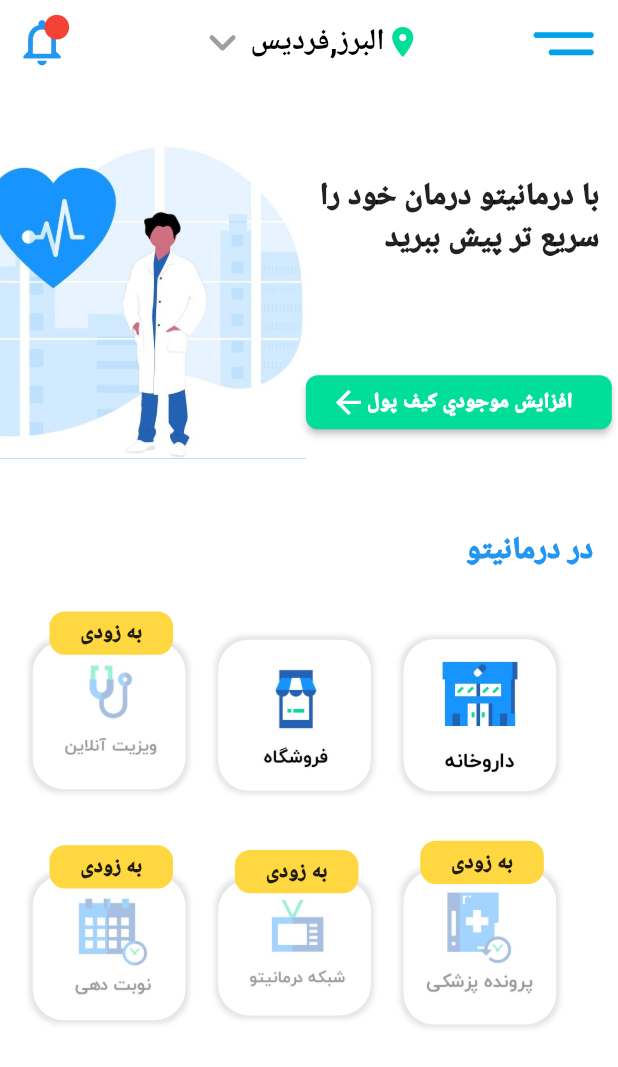
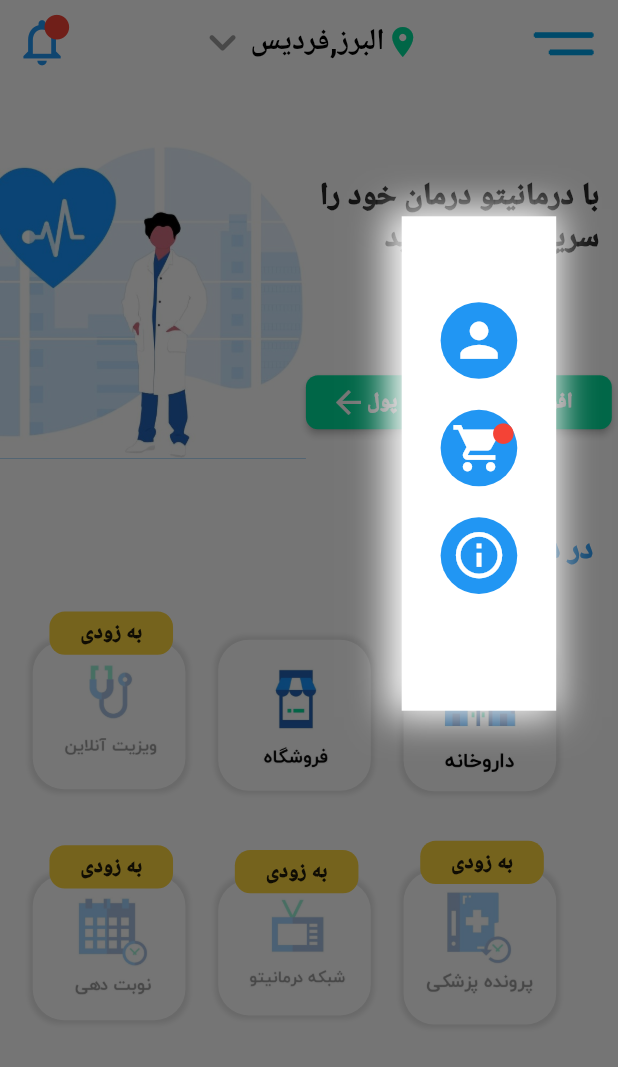
Before and after one commit to mrroz/darmanito_flutter, a Flutter app: the screen it shows after launch, with the side drawer open (before the commit the screen has no drawer), on a phone screen of 412 x 824 dp. Shown: the top 1067 px of the screen. Run offline on Flutter 3.47's test engine with Material 2 defaults, Android fonts, the phone set to English and light mode, and no system bars.

Commit message:
finished order page and drawer 1 page other

```diff
--- /dev/null
+++ b/lib/drawer.dart
@@ -0,0 +1,88 @@
+import 'package:darmanito/factor.dart';
+import 'package:darmanito/main.dart';
+import 'package:flutter/material.dart';
+
+class MyDrawer extends StatefulWidget {
+  @override
+  _MyDrawerState createState() => _MyDrawerState();
+}
+
+class _MyDrawerState extends State<MyDrawer> {
+
+  Color drawercolor=Colors.white;
+  Color greenColor =Color(0xff01de9a);
+  Color lightBackground = Color(0xff7c959c);
+
+
+  @override
+  Widget build(BuildContext context) {
+
+    var wi = MediaQuery.of(context).size.width;
+    var he = MediaQuery.of(context).size.height;
+
+    return _myDrawer(wi, he);
+  }
+
+
+
+
+
+  Widget _myDrawer(var wi, var he){
+
+    return Container(
+      margin: EdgeInsets.only(right: wi*.1 , bottom:wi*.5 ),
+      width: wi*.25,
+      height: wi*.8,
+      decoration: BoxDecoration(
+          color: drawercolor,
+          boxShadow: [BoxShadow(color: drawercolor,blurRadius: 20,spreadRadius: 5,offset: Offset(-4, 0))]
+      ),
+      child: Column(
+        mainAxisAlignment: MainAxisAlignment.center,
+        children: [
+          _drawerItem(wi,Icons.person,1 ,Container()),
+          _drawerItem(wi,Icons.shopping_cart,2,Icon(Icons.brightness_1,size: wi*.04,color: Colors.red,) ),
+          _drawerItem(wi,Icons.info_outline,3 ,Container()),
+        ],
+      ),
+    )
+    ;
+//morteza roozbehi @mr_roz
+  }
+
+
+
+  Widget _drawerItem(wi,IconData icon,var id,Widget icon2){
+
+    return   GestureDetector(
+      onTap: () { ///todo/////////////
+        //Future.delayed(Duration(seconds: 4)).then((value) => Navigator.of(context).pop());
+        if(id==2){
+          Navigator.pop(context);
+          Navigator.of(context).push(PageRouteBuilder(
+            pageBuilder: (_,__,___)=>Sefaresh1(),transitionDuration: Duration(seconds: 0),));
+        }
+        // if(id==1){
+        //   Navigator.pop(context);
+        //   Navigator.of(context).push(MaterialPageRoute(builder:(context)=>Profile()))
+        // }
+        // if(id==3){
+        //   Navigator.pop(context);
+        //   Navigator.of(context).push(MaterialPageRoute(builder:(context)=>Profile()))
+        // }
+      },
+      child: Container(
+        margin: EdgeInsets.only(bottom: wi*.05),
+        padding:   EdgeInsets.all(wi*.017),
+        decoration: BoxDecoration(shape: BoxShape.circle,color: Colors.blue,),
+        child: Stack(children: [
+          Align(alignment: Alignment.center,child: Icon(icon,size: wi*.09,color: Colors.white,),),
+          Positioned(
+              right: 20,
+              bottom: 20,
+              child: Align(alignment: Alignment.topRight,child: icon2,)),
+
+        ],),),
+    );
+  }
+}
--- a/lib/main.dart
+++ b/lib/main.dart
@@ -2,6 +2,8 @@
 import 'dart:ui';
 
 import 'package:darmanito/alert.dart';
+import 'package:darmanito/appbar.dart';
+import 'package:darmanito/drawer.dart';
 import 'package:flutter/material.dart';
 
 
@@ -41,17 +43,20 @@ Color greenColor =Color(0xff01de9a);
                           /////////////// main
     return Scaffold(
       backgroundColor: Colors.white,
-      appBar: _myAppbar(wi),
-      body: ListView(
-        children: [
+      appBar: _myAppbar(wi,context),
+      endDrawer: MyDrawer(),
+      body: SafeArea(
+        child: ListView(
+          children: [
 
-          _topImageTitle(wi),
-          _bottomMenu(wi)
+            _topImageTitle(wi),
+            _bottomMenu(wi)
 
 
 
 
-        ],
+          ],
+        ),
       )
     );
   }
@@ -64,14 +69,18 @@ Color greenColor =Color(0xff01de9a);
 
 
   //Appbar
-  Widget _myAppbar(wi){
+  Widget _myAppbar(wi,context){
     return AppBar(
       elevation: 0,
       backgroundColor: Colors.transparent,
       actions: [
-        Container(
+        Builder(builder: (context)=>GestureDetector(
+          onTap: ()=>Scaffold.of(context).openEndDrawer(),
+          child: Container(
             margin: new EdgeInsets.only(right: wi*.03),
-          child: Image.asset('images/icon.png',width: wi*.11,),)
+            child: Image.asset('images/icon.png',width: wi*.11,),),
+        ) ,)
+
       ],
 
       title: Container(
--- a/pubspec.yaml
+++ b/pubspec.yaml
@@ -21,8 +21,11 @@ environment:
   sdk: ">=2.7.0 <3.0.0"
 
 dependencies:
+
   flutter:
     sdk: flutter
+
+
 
 
   # The following adds the Cupertino Icons font to your application.
```
Also changed, not shown: lib/accordion.dart (added, +104 -0 lines), lib/alert.dart (+38 -7 lines), lib/appbar.dart (added, +60 -0 lines), lib/dotWidget.dart (added, +32 -0 lines), lib/factor.dart (added, +259 -0 lines).
